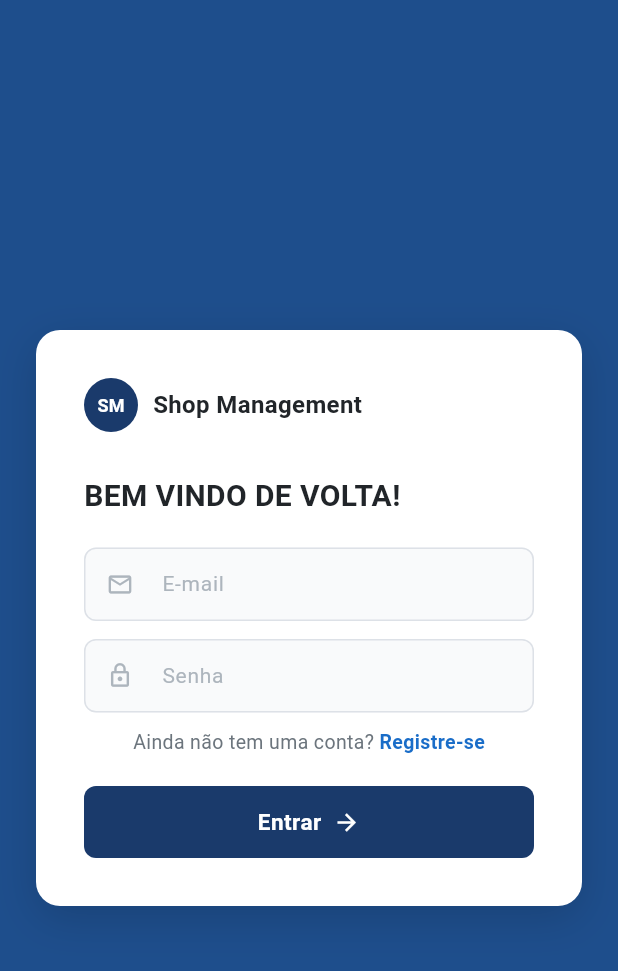
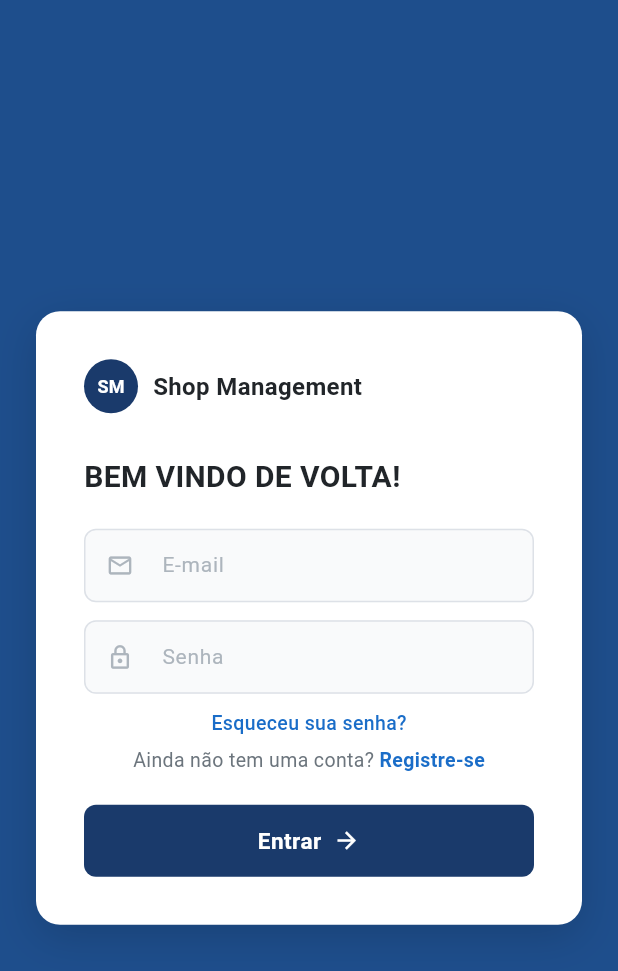
Before and after one commit to carvalhoewerton/devmobile-sm, a Flutter app: the screen it shows after launch, on a phone screen of 412 x 824 dp. Shown: the top 971 px of the screen. Run offline on Flutter 3.47's test engine with Material 3 defaults, Android fonts, the phone set to English and light mode, and no system bars; our stand-ins replace shared_preferences.

Commit message:
Adiciona o link para tela de esqueceu sua senha

```diff
--- a/lib/screens/login_screen.dart
+++ b/lib/screens/login_screen.dart
@@ -17,9 +17,6 @@ class _LoginScreenState extends State<LoginScreen> {
   final _senhaController = TextEditingController();
   String? _erro;
 
-  static const _emailEsperado = 'admin@email.com';
-  static const _senhaEsperada = '123456';
-
   Future<void> _fazerLogin() async {
     final emailDigitado = _emailController.text.trim();
     final senhaDigitada = _senhaController.text;
@@ -30,11 +27,9 @@ class _LoginScreenState extends State<LoginScreen> {
     }
 
     final prefs = await SharedPreferences.getInstance();
-
     final emailSalvo = prefs.getString('user_email');
     final senhaSalva = prefs.getString('user_password');
 
-    // Verifica se existe alguém cadastrado
     if (emailSalvo == null || senhaSalva == null) {
       setState(() => _erro = 'Nenhum usuário cadastrado. Registre-se primeiro.');
       return;
@@ -50,7 +45,6 @@ class _LoginScreenState extends State<LoginScreen> {
             backgroundColor: AppTheme.success,
           ),
         );
-
         Navigator.pushReplacementNamed(context, AppRoutes.products);
       }
     } else {
@@ -132,26 +126,31 @@ class _LoginScreenState extends State<LoginScreen> {
                         hint: 'E-mail',
                         prefixIcon: Icons.mail_outline,
                         keyboardType: TextInputType.emailAddress,
-                          controller: _emailController),
+                        controller: _emailController,
+                      ),
                       const SizedBox(height: 12),
                       AppTextField(
                         hint: 'Senha',
                         prefixIcon: Icons.lock_outline,
                         isPassword: true,
-                          controller: _senhaController),
-                      if (_erro != null)
-                        Padding(
-                            padding: const EdgeInsets.only(top: 8),
-                            child: Text(_erro!,
-                                style: const TextStyle(
-                                  color: AppTheme.error,
+                        controller: _senhaController,
+                      ),
+                      const SizedBox(height: 10),
+                      Column(
+                        children: [
+                          GestureDetector(
+                            onTap: () => Navigator.pushNamed(context, AppRoutes.forgotPassword),
+                            child: const Text(
+                              'Esqueceu sua senha?',
+                              style: TextStyle(
+                                color: AppTheme.linkColor,
                                 fontSize: 13,
+                                fontWeight: FontWeight.w500,
                               ),
-                                textAlign: TextAlign.center)),
-                      const SizedBox(height: 10),
-                      Align(
-                        alignment: Alignment.center,
-                        child: Row(
+                            ),
+                          ),
+                          const SizedBox(height: 6),
+                          Row(
                             mainAxisAlignment: MainAxisAlignment.center,
                             children: [
                               const Text(
@@ -162,8 +161,7 @@ class _LoginScreenState extends State<LoginScreen> {
                                 ),
                               ),
                               GestureDetector(
-                              onTap: () => Navigator.pushNamed(
-                                  context, AppRoutes.register),
+                                onTap: () => Navigator.pushNamed(context, AppRoutes.register),
                                 child: const Text(
                                   'Registre-se',
                                   style: TextStyle(
@@ -174,6 +172,19 @@ class _LoginScreenState extends State<LoginScreen> {
                                 ),
                               ),
                             ],
+                          ),
+                        ],
+                      ),
+                      if (_erro != null)
+                        Padding(
+                          padding: const EdgeInsets.only(top: 8),
+                          child: Text(
+                            _erro!,
+                            style: const TextStyle(
+                              color: AppTheme.error,
+                              fontSize: 13,
+                            ),
+                            textAlign: TextAlign.center,
                           ),
                         ),
                       const SizedBox(height: 20),
```
Lines whose indentation alone changed are shown as unchanged.
